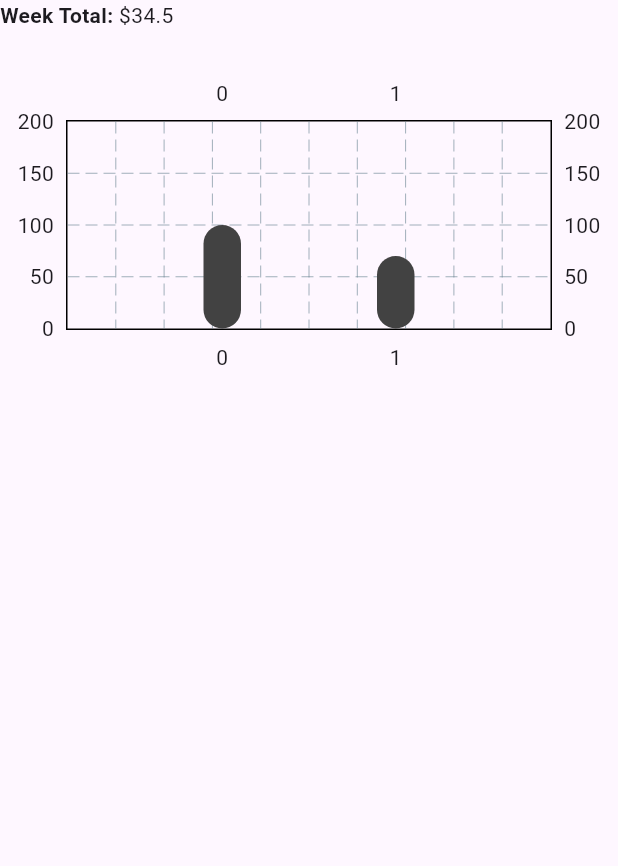
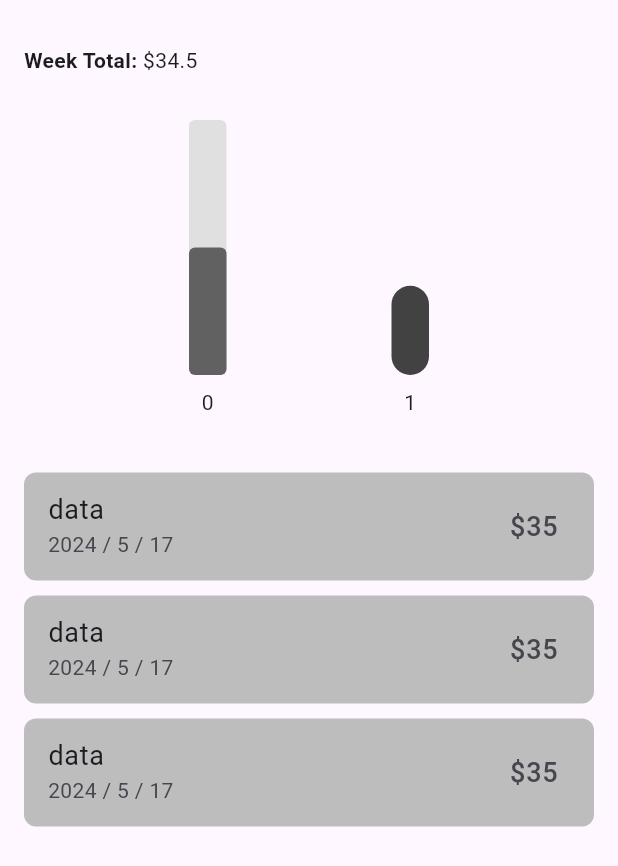
Before and after one commit to Hishamk99/expense-app, a Flutter app: the screen it shows after launch, on a phone screen of 412 x 824 dp. Shown: the top 866 px of the screen. Run offline on Flutter 3.47's test engine with Material 3 defaults, Android fonts, the phone set to English and light mode, and no system bars; drawn by our look-alikes of fl_chart.

Commit message:
refactor BarGraph widget and create list tile widget

```diff
--- a/lib/pages/home_page.dart
+++ b/lib/pages/home_page.dart
@@ -1,6 +1,6 @@
 import 'package:expenses_app/widgets/bar_graph.dart';
+import 'package:expenses_app/widgets/list_tile_item.dart';
 import 'package:flutter/material.dart';
-import 'package:fl_chart/fl_chart.dart';
 
 class HomePage extends StatelessWidget {
   const HomePage({super.key});
@@ -9,8 +9,13 @@ class HomePage extends StatelessWidget {
   Widget build(BuildContext context) {
     return const SafeArea(
       child: Scaffold(
-        body: Column(
+        body: Padding(
+          padding: EdgeInsets.symmetric(horizontal: 16),
+          child: Column(
             children: [
+              SizedBox(
+                height: 30,
+              ),
               Row(
                 children: [
                   Text(
@@ -26,7 +31,21 @@ class HomePage extends StatelessWidget {
                 height: 30,
               ),
               BarGraph(),
+              SizedBox(
+                height: 30,
+              ),
+              ListTileItem(),
+              ListTileItem(),
+              ListTileItem(),
+              //ListTileItem(),
+              // ListTileItem(),
+              // ListTileItem(),
+              // ListTileItem(),
+              // ListTileItem(),
+              // ListTileItem(),
+              // ListTileItem(),
             ],
+          ),
         ),
       ),
     );
--- a/lib/widgets/bar_graph.dart
+++ b/lib/widgets/bar_graph.dart
@@ -14,6 +14,19 @@ class BarGraph extends StatelessWidget {
         BarChartData(
           minY: 0,
           maxY: 200,
+          gridData: const FlGridData(show: false),
+          borderData: FlBorderData(show: false),
+          titlesData: const FlTitlesData(
+            topTitles: AxisTitles(
+              sideTitles: SideTitles(showTitles: false),
+            ),
+            leftTitles: AxisTitles(
+              sideTitles: SideTitles(showTitles: false),
+            ),
+            rightTitles: AxisTitles(
+              sideTitles: SideTitles(showTitles: false),
+            ),
+          ),
           barGroups: [
             BarChartGroupData(
               x: 0,
@@ -21,7 +34,13 @@ class BarGraph extends StatelessWidget {
                 BarChartRodData(
                   toY: 100,
                   width: 25,
-                  color: Colors.grey[800],
+                  color: Colors.grey[700],
+                  borderRadius: BorderRadius.circular(4),
+                  backDrawRodData: BackgroundBarChartRodData(
+                    color: Colors.grey[300],
+                    show: true,
+                    toY: 200,
+                  ),
                 ),
               ],
             ),
--- /dev/null
+++ b/lib/widgets/list_tile_item.dart
@@ -0,0 +1,31 @@
+import 'package:flutter/material.dart';
+
+class ListTileItem extends StatelessWidget {
+  const ListTileItem({
+    super.key,
+  });
+
+  @override
+  Widget build(BuildContext context) {
+    return Container(
+      margin: const EdgeInsets.symmetric(vertical: 5),
+      decoration: BoxDecoration(
+        color: Colors.grey[400],
+        borderRadius: BorderRadius.circular(8),
+      ),
+      child: ListTile(
+        title: const Text(
+          'data',
+          style: TextStyle(fontSize: 18),
+        ),
+        subtitle: Text(
+          '${DateTime.now().year} / ${DateTime.now().month} / ${DateTime.now().day}',
+        ),
+        trailing: const Text(
+          '\$35',
+          style: TextStyle(fontSize: 18),
+        ),
+      ),
+    );
+  }
+}
```
Lines whose indentation alone changed are shown as unchanged.
